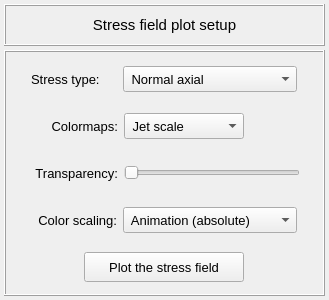
Qt form pulse/interface/data/ui_files/plots/results/structural/plot_stresses_field_for_static_analysis.ui (open-pulse/OpenPulse) before a commit.
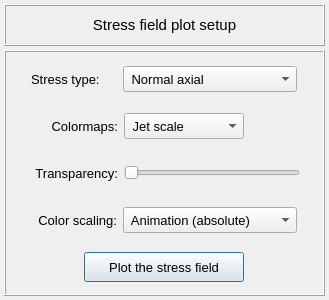
The same form after that commit.

Patch:
```diff
--- a/pulse/interface/data/ui_files/plots/results/structural/plot_stresses_field_for_static_analysis.ui
+++ b/pulse/interface/data/ui_files/plots/results/structural/plot_stresses_field_for_static_analysis.ui
@@ -343,6 +343,9 @@
            <property name="text">
             <string>Plot the stress field</string>
            </property>
+           <property name="default">
+            <bool>true</bool>
+           </property>
           </widget>
          </item>
         </layout>
```
Left out of the diff: 7 changed lines with no effect on the pictures.
